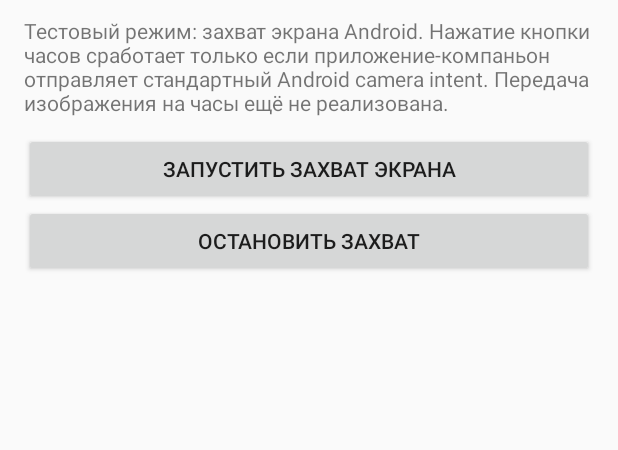
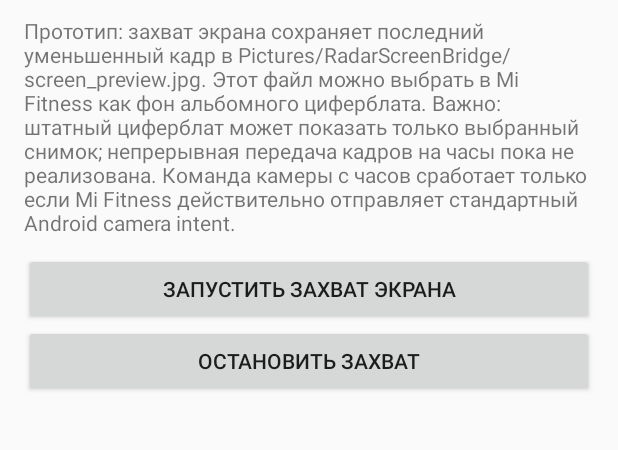
Before and after one commit to FREEzzzGames/RadarScreenBridge, an Android app: the screen it shows after launch (MainActivity), on a phone screen of 412 x 824 dp, the part 65-515 px from its top. Run offline under Robolectric (Android 15) with nearby library versions, the light colour scheme and no system bars.

Commit message:
Explain gallery snapshot workflow and watchface limitation

```diff
--- a/app/src/main/java/de/freezzzgames/radarscreenbridge/MainActivity.kt
+++ b/app/src/main/java/de/freezzzgames/radarscreenbridge/MainActivity.kt
@@ -44,7 +44,7 @@ class MainActivity : Activity() {
         }
         status = TextView(this).apply { text = "Radar Screen Bridge — тест"; textSize = 18f }
         val info = TextView(this).apply {
-            text = "Тестовый режим: захват экрана Android. Нажатие кнопки часов сработает только если приложение-компаньон отправляет стандартный Android camera intent. Передача изображения на часы ещё не реализована."
+            text = "Прототип: захват экрана сохраняет последний уменьшенный кадр в Pictures/RadarScreenBridge/screen_preview.jpg. Этот файл можно выбрать в Mi Fitness как фон альбомного циферблата. Важно: штатный циферблат может показать только выбранный снимок; непрерывная передача кадров на часы пока не реализована. Команда камеры с часов сработает только если Mi Fitness действительно отправляет стандартный Android camera intent."
             textSize = 14f
             setPadding(0, 16, 0, 16)
         }
```
